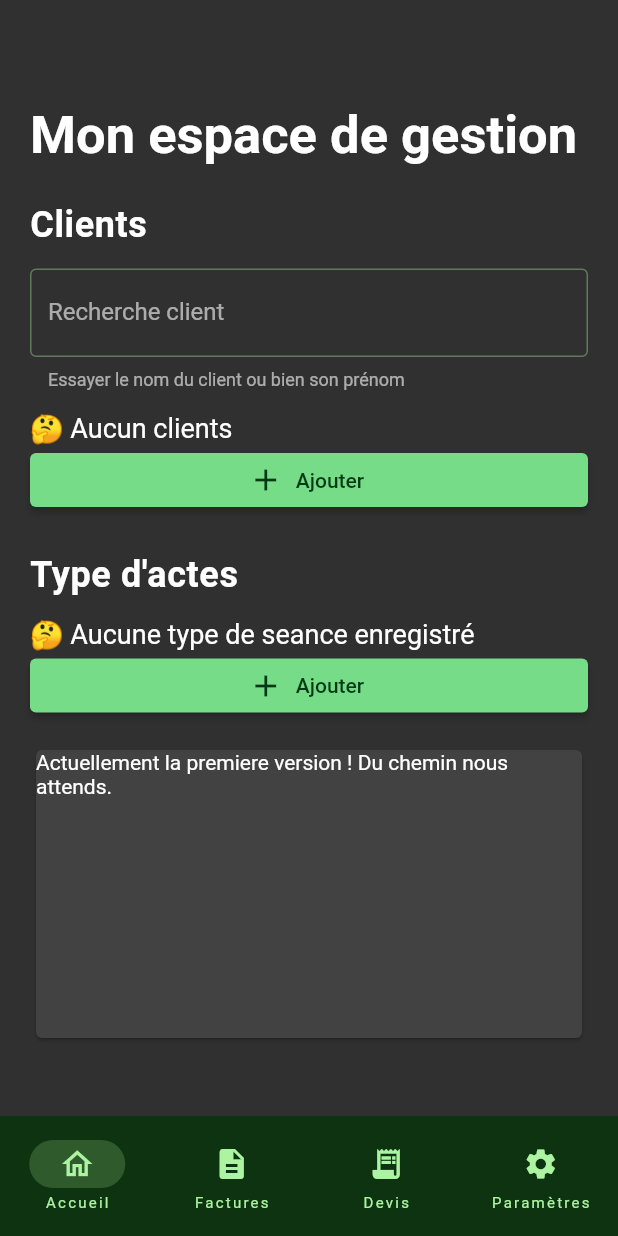
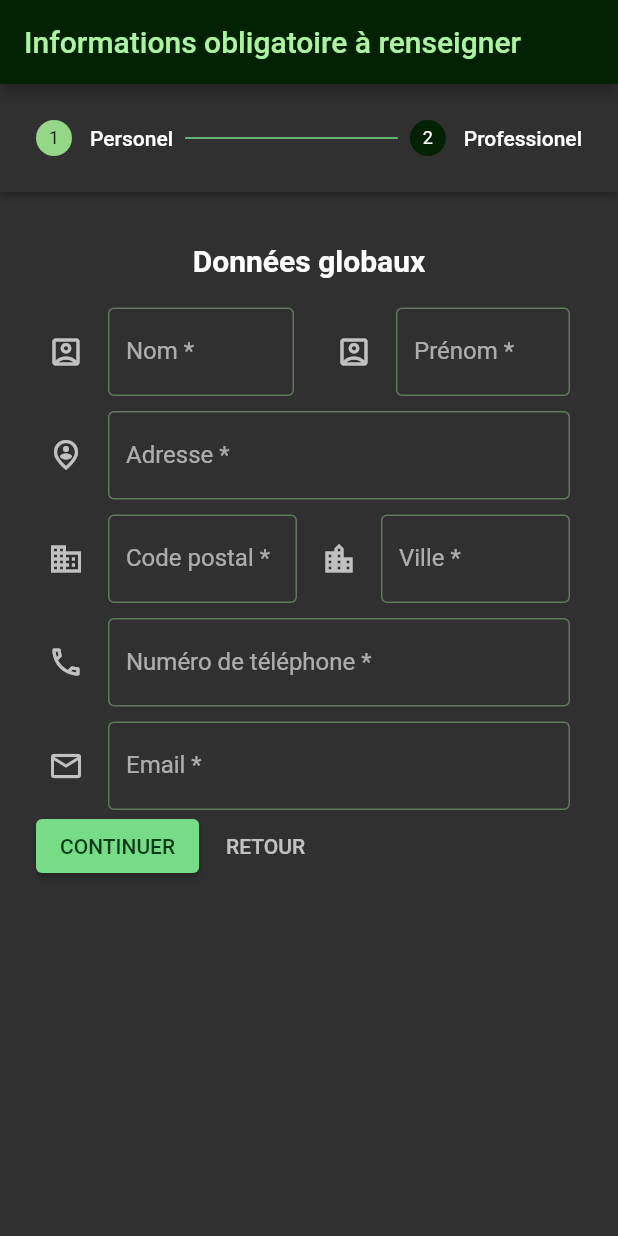
Before and after one commit to avariable2/bordero, a Flutter app: the screen it shows once a user with an empty profile is signed in, on a phone screen of 412 x 824 dp. Run offline on Flutter 3.47's test engine with Material 2 defaults, Android fonts, the phone set to English and light mode, and no system bars; our stand-ins replace email_validator, firebase_auth, firebase_core, open_file, pdf, share_plus and 2 more; missing offline and left inert: onboarding, pdf_viewer_plugin, sp_util; accounts and stored records are empty.

Commit message:
feat: Création page d'enregistrement des infos du praticien

```diff
--- a/lib/dialog/creation_facture.dart
+++ b/lib/dialog/creation_facture.dart
@@ -200,10 +200,6 @@ class _FormulaireCreationFactureState extends State<FormulaireCreationFacture> w
     });
 
     setState(() => _isLoading = false);
-  }
-
-  Future<void> _getSpUtilsInitialisation() async {
-    await SpUtil.getInstance();
   }
 
   void _afficherAvertissementEtConditionPourPoursuivre() {
--- a/lib/main.dart
+++ b/lib/main.dart
@@ -1,6 +1,7 @@
 import 'package:app_psy/page/page_accueil.dart';
 import 'package:app_psy/color_schemes.g.dart';
 import 'package:app_psy/page/page_factures.dart';
+import 'package:app_psy/page/page_information_praticien.dart';
 import 'package:app_psy/page/page_parametres.dart';
 import 'package:app_psy/page/presentation.dart';
 import 'package:app_psy/utils/firebase_options.dart';
@@ -54,7 +55,11 @@ class _NavigationExampleState extends State<AppPsy> {
             if (snapshot.hasError) {
               return const Center(child: Text("Connexion impossible à nos services ! Nous en sommes désolé."),);
             } else if (snapshot.hasData) {
-              return buildApp();
+              if (SpUtil.haveKey(InfosPraticien.keyObjInfosPraticien) ?? false) {
+                return buildApp();
+              } else {
+                return const FullScreenDialogInformationPraticien();
+              }
             } else {
               return const PresentationPage();
             }
--- a/lib/page/page_information_praticien.dart
+++ b/lib/page/page_information_praticien.dart
@@ -0,0 +1,364 @@
+import 'package:email_validator/email_validator.dart';
+import 'package:flutter/material.dart';
+
+class FullScreenDialogInformationPraticien extends StatelessWidget {
+  const FullScreenDialogInformationPraticien({Key? key}) : super(key: key);
+
+  @override
+  Widget build(BuildContext context) {
+    return Scaffold(
+      appBar: AppBar(
+        title: const Text('Informations obligatoire à renseigner'),
+      ),
+      body: const DialogInfoPraticien(),
+    );
+  }
+}
+
+// Create a Form widget.
+class DialogInfoPraticien extends StatefulWidget {
+  const DialogInfoPraticien({super.key});
+
+  @override
+  DialogInfoPraticienState createState() {
+    return DialogInfoPraticienState();
+  }
+}
+
+class DialogInfoPraticienState extends State<DialogInfoPraticien> {
+  final _formKey = GlobalKey<FormState>();
+
+  // Permet de recuperer les champs à la fin
+  final controllerChampNom = TextEditingController();
+  final controllerChampPrenom = TextEditingController();
+  final controllerChampAdresse = TextEditingController();
+  final controllerChampCodePostal = TextEditingController();
+  final controllerChampVille = TextEditingController();
+  final controllerChampNumero = TextEditingController();
+  final controllerChampEmail = TextEditingController();
+  final controllerChampNumeroSIRET = TextEditingController();
+  final controllerChampNumeroADELI = TextEditingController();
+  int _indexStepper = 0;
+
+  void setStateIfMounted(f) {
+    if (mounted) setState(f);
+  }
+
+  @override
+  void dispose() {
+    // Clean up the controller when the widget is disposed.
+    controllerChampNom.dispose();
+    controllerChampPrenom.dispose();
+    controllerChampAdresse.dispose();
+    controllerChampCodePostal.dispose();
+    controllerChampVille.dispose();
+    controllerChampNumero.dispose();
+    controllerChampEmail.dispose();
+    controllerChampNumeroSIRET.dispose();
+    controllerChampNumeroADELI.dispose();
+    super.dispose();
+  }
+
+  @override
+  Widget build(BuildContext context) {
+    // Build a Form widget using the _formKey created above.
+
+    return Stepper(
+      type: StepperType.horizontal,
+      currentStep: _indexStepper,
+      onStepCancel: () {
+        if (_indexStepper > 0) {
+          setStateIfMounted(() => _indexStepper--);
+        }
+      },
+      onStepContinue: () {
+        if (_indexStepper < 1 && _indexStepper >= 0) {
+          setStateIfMounted(() => _indexStepper++);
+        }
+      },
+      controlsBuilder: (BuildContext context, ControlsDetails details) {
+        return Row(
+          children: <Widget>[
+            ElevatedButton(
+              onPressed: details.onStepContinue,
+              child: const Text('CONTINUER'),
+            ),
+            const SizedBox(
+              width: 10,
+            ),
+            TextButton(
+              onPressed: details.onStepCancel,
+              child: const Text(
+                'RETOUR',
+                style: TextStyle(color: Colors.white70),
+              ),
+            ),
+          ],
+        );
+      },
+      steps: [
+        Step(
+            title: const Text("Personel"),
+            isActive: _indexStepper >= 0,
+            content: buildInfos()),
+        Step(
+            title: const Text("Professionel"),
+            isActive: _indexStepper >= 1,
+            content: Container()),
+      ],
+    );
+  }
+
+  Widget buildInfos() {
+    return SingleChildScrollView(
+      child: Form(
+        key: _formKey,
+        child: Column(
+          crossAxisAlignment: CrossAxisAlignment.center,
+          children: [
+            const Padding(
+              padding: EdgeInsets.only(top: 10, bottom: 10),
+              child: Text(
+                "Données globaux",
+                style: TextStyle(fontSize: 20, fontWeight: FontWeight.bold),
+              ),
+            ),
+
+            /* PARTIE NOM ET PRENOM */
+
+            Row(
+              children: [
+                Expanded(
+                  child: Padding(
+                    padding:
+                        const EdgeInsets.only(top: 10, left: 8, bottom: 10),
+                    child: TextFormField(
+                      controller: controllerChampNom,
+                      keyboardType: TextInputType.name,
+                      decoration: const InputDecoration(
+                          border: OutlineInputBorder(),
+                          labelText: 'Nom *',
+                          icon: Icon(Icons.account_box_outlined)),
+                      // The validator receives the text that the user has entered.
+                      validator: (value) {
+                        if (value == null || value.isEmpty) {
+                          return 'Entrer un nom';
+                        }
+                        return null;
+                      },
+                    ),
+                  ),
+                ),
+                const SizedBox(
+                  width: 20,
+                ),
+                Expanded(
+                  child: Padding(
+                    padding: const EdgeInsets.only(
+                        top: 10, right: 8, left: 8, bottom: 10),
+                    child: TextFormField(
+                      controller: controllerChampPrenom,
+                      keyboardType: TextInputType.name,
+                      decoration: const InputDecoration(
+                          border: OutlineInputBorder(),
+                          labelText: 'Prénom *',
+                          icon: Icon(Icons.account_box_outlined)),
+                      validator: (value) {
+                        if (value == null || value.isEmpty) {
+                          return 'Entrer un prénom';
+                        }
+                        return null;
+                      },
+                    ),
+                  ),
+                ),
+              ],
+            ),
+
+            /* PARTIE Adresse, code postal et ville */
+
+            Padding(
+              padding: const EdgeInsets.only(right: 8, left: 8),
+              child: TextFormField(
+                controller: controllerChampAdresse,
+                keyboardType: TextInputType.streetAddress,
+                decoration: const InputDecoration(
+                    border: OutlineInputBorder(),
+                    labelText: 'Adresse *',
+                    icon: Icon(Icons.person_pin_circle_outlined)),
+                validator: (value) {
+                  if (value == null || value.isEmpty) {
+                    return 'Entrer une adresse';
+                  }
+                  return null;
+                },
+              ),
+            ),
+            Row(
+              children: [
+                Expanded(
+                  child: Padding(
+                    padding: const EdgeInsets.only(
+                        top: 10, right: 8, left: 8, bottom: 10),
+                    child: TextFormField(
+                      controller: controllerChampCodePostal,
+                      keyboardType: TextInputType.number,
+                      decoration: const InputDecoration(
+                          border: OutlineInputBorder(),
+                          labelText: 'Code postal *',
+                          icon: Icon(Icons.domain_outlined)),
+                      validator: (value) {
+                        if (value == null || value.isEmpty) {
+                          return 'Entrer un code postal';
+                        }
+                        if (value.length != 5) {
+                          return 'Entrer un code postal valide';
+                        }
+                        return null;
+                      },
+                    ),
+                  ),
+                ),
+                Expanded(
+                  child: Padding(
+                    padding: const EdgeInsets.only(
+                        top: 10, right: 8, left: 8, bottom: 10),
+                    child: TextFormField(
+                      controller: controllerChampVille,
+                      keyboardType: TextInputType.streetAddress,
+                      decoration: const InputDecoration(
+                          border: OutlineInputBorder(),
+                          labelText: 'Ville *',
+                          icon: Icon(Icons.location_city_outlined)),
+                      validator: (value) {
+                        if (value == null || value.isEmpty) {
+                          return 'Entrer une ville';
+                        }
+                        return null;
+                      },
+                    ),
+                  ),
+                ),
+              ],
+            ),
+
+            /* PARTIE Numero de téléphone et EMAIl */
+
+            Padding(
+              padding: const EdgeInsets.only(right: 8, left: 8),
+              child: TextFormField(
+                controller: controllerChampNumero,
+                keyboardType: TextInputType.phone,
+                decoration: const InputDecoration(
+                    border: OutlineInputBorder(),
+                    labelText: 'Numéro de téléphone *',
+                    icon: Icon(Icons.phone_outlined)),
+                validator: (value) {
+                  if (value == null || value.isEmpty) {
+                    return 'Entrer un numéro de téléphone';
+                  }
+                  return null;
+                },
+              ),
+            ),
+            Padding(
+              padding: const EdgeInsets.only(top: 10, right: 8, left: 8),
+              child: TextFormField(
+                controller: controllerChampEmail,
+                keyboardType: TextInputType.emailAddress,
+                decoration: const InputDecoration(
+                    border: OutlineInputBorder(),
+                    labelText: 'Email *',
+                    icon: Icon(Icons.email_outlined)),
+                validator: (value) {
+                  if (value == null || value.isEmpty) {
+                    return 'Entrer une email';
+                  }
+                  if (!EmailValidator.validate(value)) {
+                    return 'Entrer une email valide';
+                  }
+                  return null;
+                },
+              ),
+            ),
+          ],
+        ),
+      ),
+    );
+  }
+
+  Widget buildProfessionel() {
+    return SingleChildScrollView(
+        child: Form(
+            key: _formKey,
+            child: Column(
+                crossAxisAlignment: CrossAxisAlignment.center,
+                children: [
+                  const Padding(
+                    padding: EdgeInsets.only(top: 10, bottom: 10),
+                    child: Text(
+                      "Données globaux",
+                      style:
+                          TextStyle(fontSize: 20, fontWeight: FontWeight.bold),
+                    ),
+                  ),
+
+                  Row(
+                    children: [
+                      Expanded(
+                        child: Padding(
+                          padding: const EdgeInsets.only(
+                              top: 10, right: 8, left: 8, bottom: 10),
+                          child: TextFormField(
+                            controller: controllerChampCodePostal,
+                            keyboardType: TextInputType.number,
+                            decoration: const InputDecoration(
+                                border: OutlineInputBorder(),
+                                labelText: 'Code postal *',
+                                icon: Icon(Icons.domain_outlined)),
+                            validator: (value) {
+                              if (value == null || value.isEmpty) {
+                                return 'Entrer un code postal';
+                              }
+                              if (value.length != 5) {
+                                return 'Entrer un code postal valide';
+                              }
+                              return null;
+                            },
+                          ),
+                        ),
+                      ),
+                      const SizedBox(
+                        width: 20,
+                      ),
+                      Expanded(
+                        child: Padding(
+                          padding: const EdgeInsets.only(
+                              top: 10, right: 8, left: 8, bottom: 10),
+                          child: TextFormField(
+                            controller: controllerChampVille,
+                            keyboardType: TextInputType.streetAddress,
+                            decoration: const InputDecoration(
+                                border: OutlineInputBorder(),
+                                labelText: 'Ville *',
+                                icon: Icon(Icons.location_city_outlined)),
+                            validator: (value) {
+                              if (value == null || value.isEmpty) {
+                                return 'Entrer une ville';
+                              }
+                              return null;
+                            },
+                          ),
+                        ),
+                      ),
+                    ],
+                  ),
+
+
+                ])));
+  }
+}
+
+class InfosPraticien {
+  static String keyObjInfosPraticien = "keyObjInfosPraticien";
+}
```
